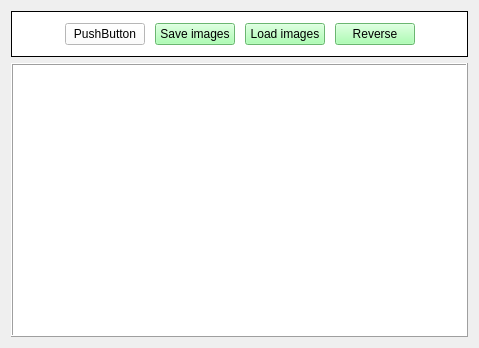
Old version of the form MainWindow.ui in the repository czimbortibor/Large-annotated-image-collection-management.
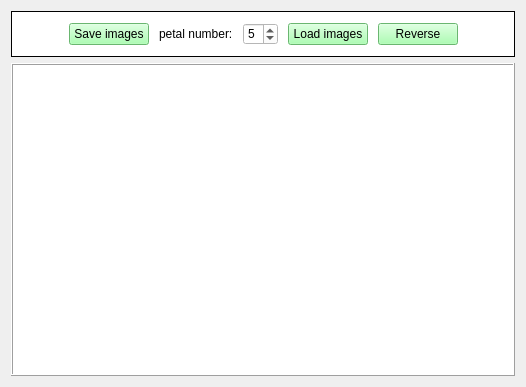
New version of the form.

Commit message: Basic ring/flower layout implementation

```diff
--- a/MainWindow.ui
+++ b/MainWindow.ui
@@ -6,8 +6,8 @@
    <rect>
     <x>0</x>
     <y>0</y>
-    <width>479</width>
-    <height>348</height>
+    <width>526</width>
+    <height>387</height>
    </rect>
   </property>
   <property name="windowTitle">
@@ -20,6 +20,12 @@
    <layout class="QGridLayout" name="gridLayout">
     <item row="0" column="0">
      <widget class="QFrame" name="frame_2">
+      <property name="sizePolicy">
+       <sizepolicy hsizetype="Expanding" vsizetype="Preferred">
+        <horstretch>0</horstretch>
+        <verstretch>0</verstretch>
+       </sizepolicy>
+      </property>
       <property name="styleSheet">
        <string notr="true">background-color: rgb(255, 255, 255);</string>
       </property>
@@ -29,7 +35,7 @@
       <property name="frameShadow">
        <enum>QFrame::Plain</enum>
       </property>
-      <layout class="QHBoxLayout" name="horizontalLayout_2" stretch="0,0,0,0,0,0">
+      <layout class="QHBoxLayout" name="horizontalLayout_2" stretch="0,0,0,0,0,0,0">
        <property name="spacing">
         <number>10</number>
        </property>
@@ -46,13 +52,6 @@
          </property>
         </spacer>
        </item>
-       <item>
-        <widget class="QPushButton" name="pushButton">
-         <property name="text">
-          <string>PushButton</string>
-         </property>
-        </widget>
-       </item>
        <item>
         <widget class="QPushButton" name="btnSave">
          <property name="styleSheet">
@@ -63,6 +62,32 @@
          </property>
         </widget>
        </item>
+       <item>
+        <widget class="QLabel" name="lblPetalNumber">
+         <property name="text">
+          <string>petal number:</string>
+         </property>
+        </widget>
+       </item>
+       <item>
+        <widget class="QSpinBox" name="spinBox_nrOfPetals">
+         <property name="sizePolicy">
+          <sizepolicy hsizetype="Expanding" vsizetype="Fixed">
+           <horstretch>0</horstretch>
+           <verstretch>0</verstretch>
+          </sizepolicy>
+         </property>
+         <property name="maximumSize">
+          <size>
+           <width>35</width>
+           <height>16777215</height>
+          </size>
+         </property>
+         <property name="value">
+          <number>5</number>
+         </property>
+        </widget>
+       </item>
        <item>
         <widget class="QPushButton" name="btnLoad">
          <property name="styleSheet">
```
Left out of the diff: 2 changed lines with no effect on the pictures. The commit also changes 5 other files.
